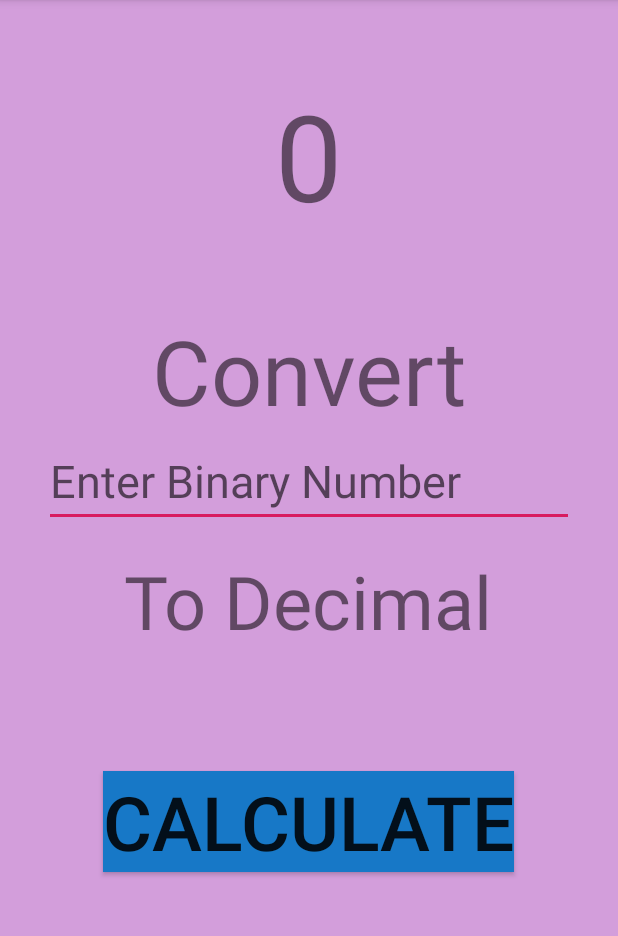
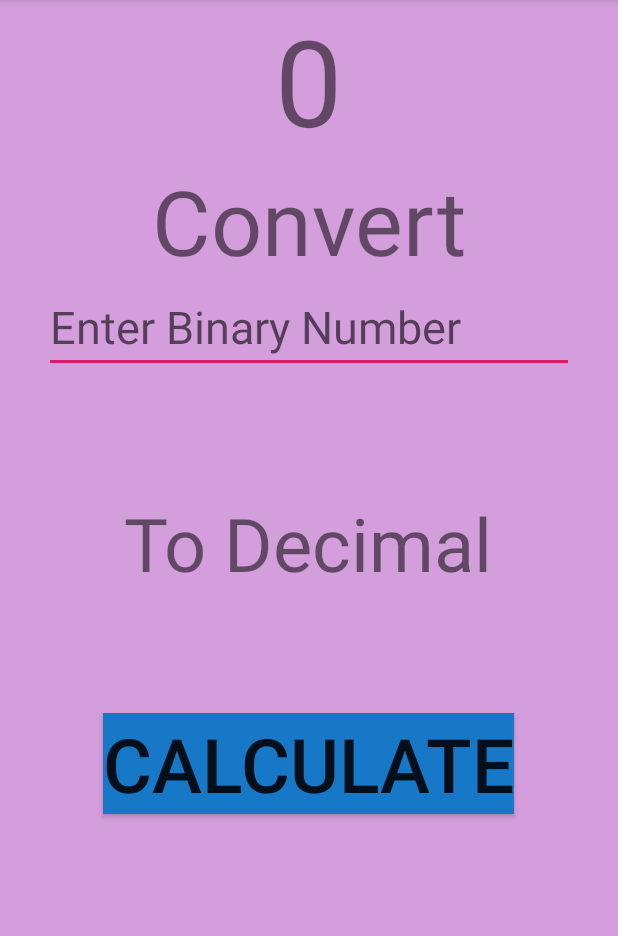
Before and after one commit to JakeVaughn820/SB_4_Room8-, an Android app: the screen it shows after launch (MainActivity), after a tap on "CALCULATE", on a phone screen of 412 x 824 dp, the part 84-1020 px from its top. Run offline under Robolectric (Android 15) with nearby library versions, the phone set to English and light mode, and no system bars.

Commit message:
Final binary to decimal converter. App will now work with n-bit binary numbers. App will output 'Invalid' if a number besides 0 or 1 is input. Fixed app layout bug.

```diff
--- a/Experiments/FourBitBinaryToDecimalCalculator/app/src/main/java/com/example/fourbitbinarytodecimalcalculator/MainActivity.java
+++ b/Experiments/FourBitBinaryToDecimalCalculator/app/src/main/java/com/example/fourbitbinarytodecimalcalculator/MainActivity.java
@@ -28,11 +28,20 @@ public class MainActivity extends AppCompatActivity {
             @Override
             public void onClick(View view){
                 int binaryTotal = 0;
-                binaryTotal += Character.getNumericValue(binaryInput.getText().toString().charAt(3));
-                binaryTotal += Character.getNumericValue(binaryInput.getText().toString().charAt(2))*2;
-                binaryTotal += Character.getNumericValue(binaryInput.getText().toString().charAt(1))*4;
-                binaryTotal += Character.getNumericValue(binaryInput.getText().toString().charAt(0))*8;
-                total.setText(Integer.toString(binaryTotal));
+                boolean invalidInput = false;
+                int length = binaryInput.length();
+                for(int i = 0; i<length; i++){ //loop will go through for every bit and multiply by necessary power of 2.
+                    if(Character.getNumericValue(binaryInput.getText().toString().charAt(i))>=2){
+                        invalidInput = true;
+                    }
+                    binaryTotal += Character.getNumericValue(binaryInput.getText().toString().charAt(i))*Math.pow(2, length-1-i);
+                }
+                if(invalidInput==false){ //if there was an invalid input just output invalid.
+                    total.setText(Integer.toString(binaryTotal));
+                }else{
+                    total.setText("Invalid");
+                }
+                invalidInput = false;
             }
         });
     }
--- a/Experiments/FourBitBinaryToDecimalCalculator/app/src/main/res/layout/activity_main.xml
+++ b/Experiments/FourBitBinaryToDecimalCalculator/app/src/main/res/layout/activity_main.xml
@@ -12,7 +12,6 @@
         android:layout_width="wrap_content"
         android:layout_height="wrap_content"
         android:layout_centerHorizontal="true"
-        android:layout_margin="50dp"
         android:text="0"
         android:textSize="80dp" />
 
@@ -40,7 +39,7 @@
         android:id="@+id/textToDecimal"
         android:layout_width="wrap_content"
         android:layout_height="wrap_content"
-        android:layout_below="@id/textConvert"
+        android:layout_below="@id/editText"
         android:layout_centerHorizontal="true"
         android:layout_margin="80dp"
         android:text="To Decimal"
@@ -52,7 +51,7 @@
         android:layout_height="wrap_content"
         android:layout_centerHorizontal="true"
         android:ems="10"
-        android:layout_margin="290dp"
+        android:layout_below="@id/textConvert"
         android:hint="Enter Binary Number"
         android:inputType="number"
         android:textSize="30dp" />
```
